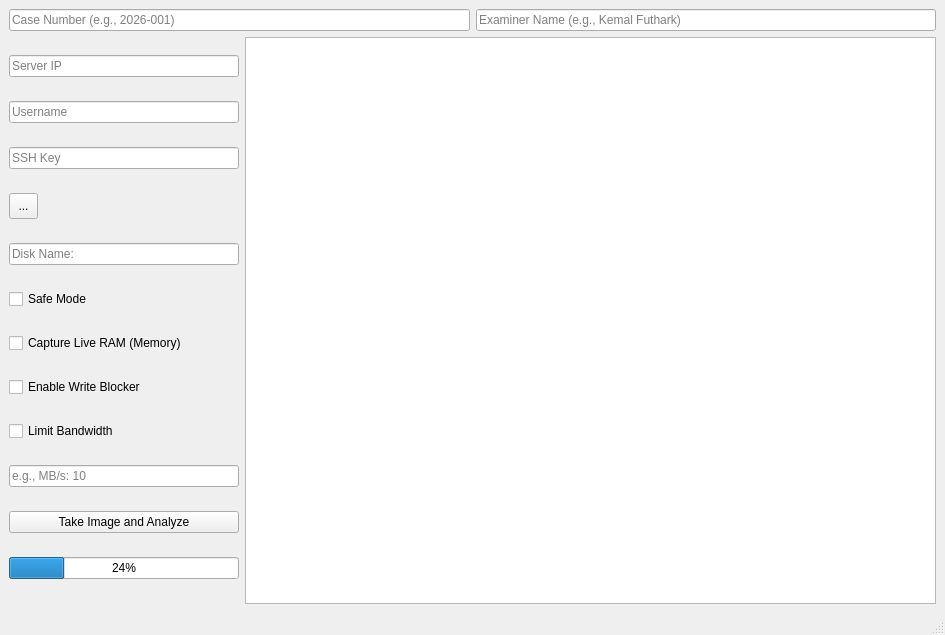
The window that forensic_qt6.ui (Futhark1393/ForenXtract) describes before a commit, drawn with Qt 5.
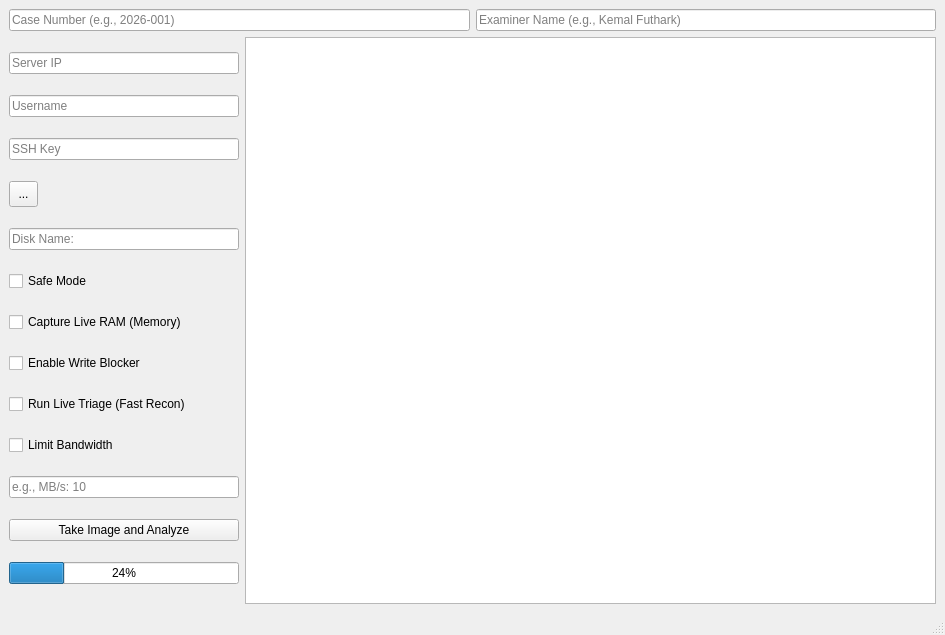
The same window after the commit.

Commit message: Refactor: Modularized architecture, fixed UI tooltips and regex exits

```diff
--- a/forensic_qt6.ui
+++ b/forensic_qt6.ui
@@ -135,6 +135,13 @@
           </property>
          </widget>
         </item>
+        <item>
+         <widget class="QCheckBox" name="chk_triage">
+          <property name="text">
+           <string>Run Live Triage (Fast Recon)</string>
+          </property>
+         </widget>
+        </item>
         <item>
          <widget class="QCheckBox" name="chk_throttle">
           <property name="text">
```
The commit also changes 7 other files.
